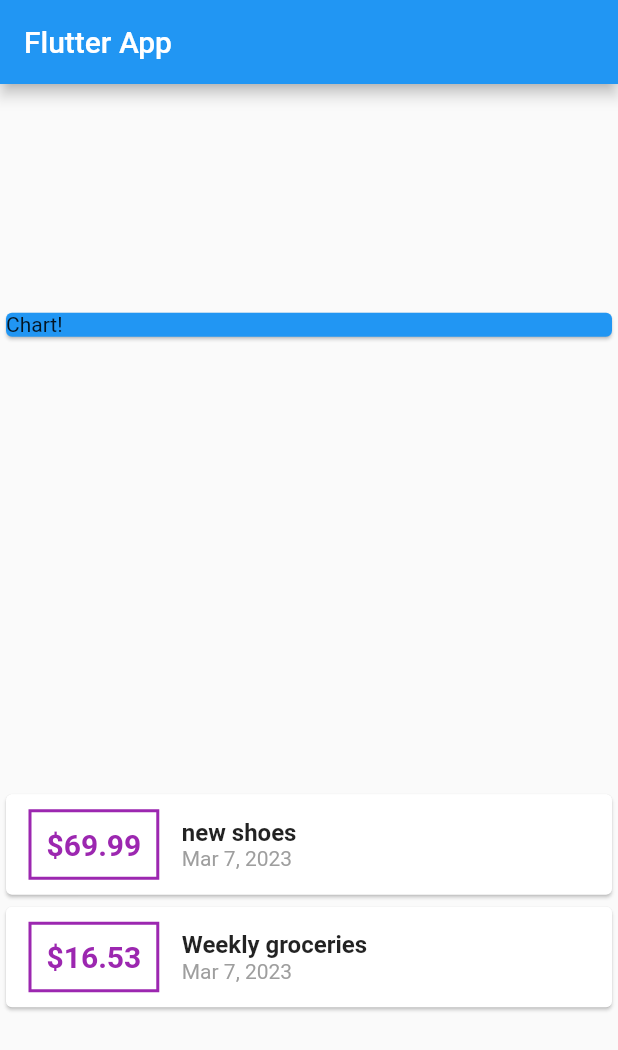
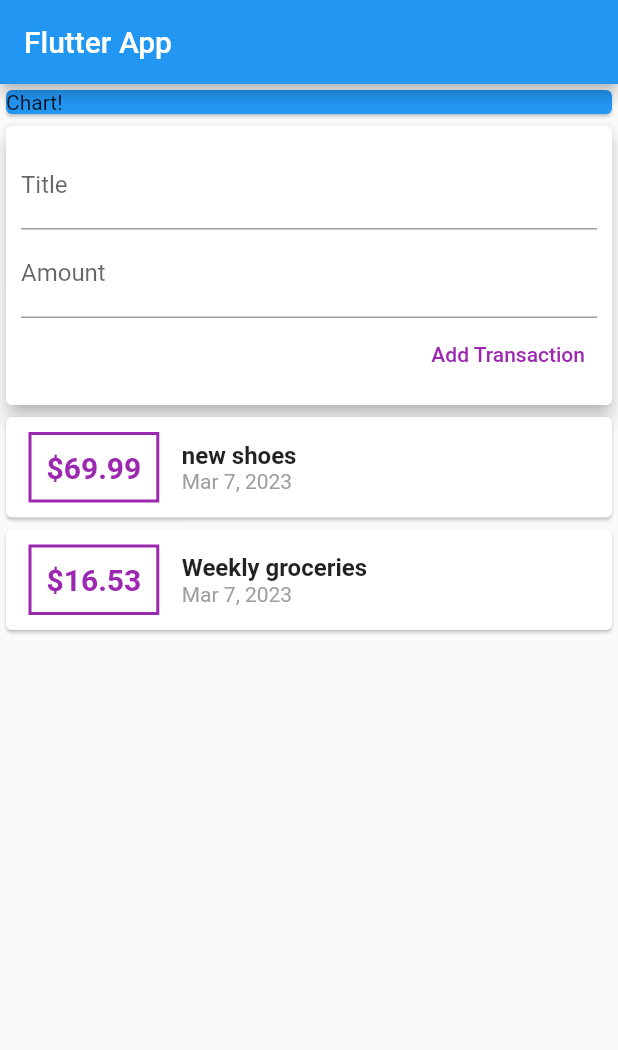
Before and after one commit to ayoline/personal_expenses_app-UDEMY_COURSE, a Flutter app: the screen it shows after launch, on a phone screen of 412 x 824 dp. Shown: the top 1050 px of the screen. Run offline on Flutter 3.47's test engine with Material 2 defaults, Android fonts, the phone set to English and light mode, and no system bars.

Commit message:
add text input widget(textfield)

```diff
--- a/lib/main.dart
+++ b/lib/main.dart
@@ -38,7 +38,7 @@ class MyHomePage extends StatelessWidget {
           title: Text('Flutter App'),
         ),
         body: Column(
-          mainAxisAlignment: MainAxisAlignment.spaceAround,
+          // mainAxisAlignment: MainAxisAlignment.start,
           crossAxisAlignment: CrossAxisAlignment.stretch,
           children: [
             Container(
@@ -46,6 +46,30 @@ class MyHomePage extends StatelessWidget {
               child: Card(
                 color: Colors.blue,
                 child: Text('Chart!'),
+              ),
+            ),
+            Card(
+              elevation: 5,
+              child: Container(
+                padding: EdgeInsets.all(10),
+                child: Column(
+                  crossAxisAlignment: CrossAxisAlignment.end,
+                  children: [
+                    TextField(
+                      decoration: InputDecoration(labelText: 'Title'),
+                    ),
+                    TextField(
+                      decoration: InputDecoration(labelText: 'Amount'),
+                    ),
+                    TextButton(
+                      style: ButtonStyle(
+                        foregroundColor: MaterialStateProperty.all(Colors.purple),
+                      ),
+                      onPressed: () {},
+                      child: Text('Add Transaction'),
+                    )
+                  ],
+                ),
               ),
             ),
             Column(
```
Also changed, not shown: 1 other file.
